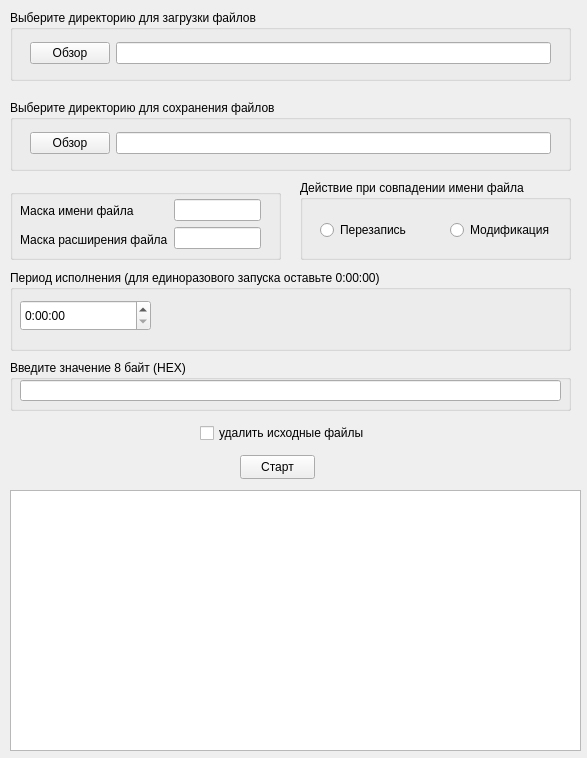
Qt form Widgets/MainWindow/mainwindow.ui (NISSAN-180SX-NISMO/BinaryFileModifier) before a commit.
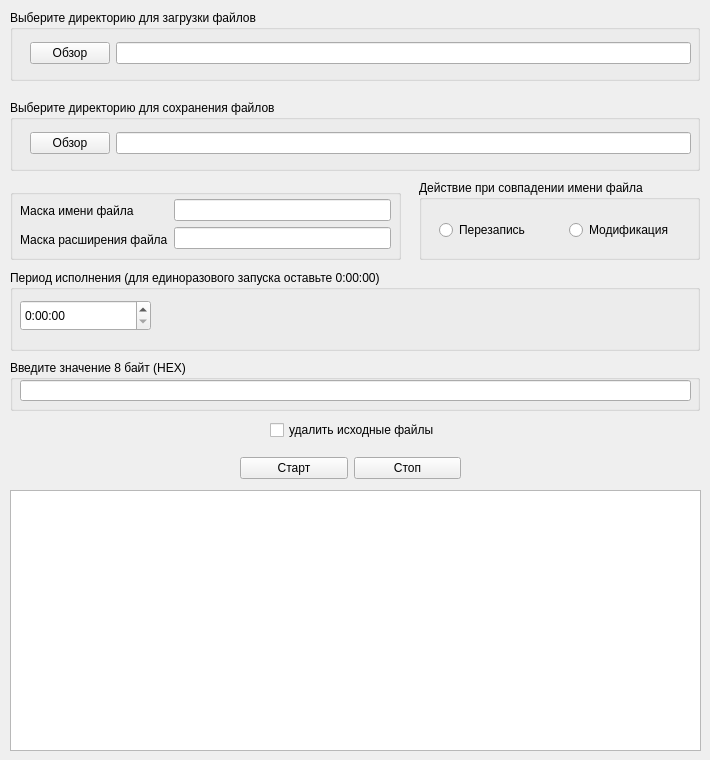
The same form after that commit.

```diff
--- a/Widgets/MainWindow/mainwindow.ui
+++ b/Widgets/MainWindow/mainwindow.ui
@@ -6,8 +6,8 @@
    <rect>
     <x>0</x>
     <y>0</y>
-    <width>587</width>
-    <height>758</height>
+    <width>710</width>
+    <height>760</height>
    </rect>
   </property>
   <property name="windowTitle">
@@ -22,7 +22,7 @@
      <rect>
       <x>10</x>
       <y>10</y>
-      <width>561</width>
+      <width>690</width>
       <height>71</height>
      </rect>
     </property>
@@ -34,7 +34,7 @@
       <rect>
        <x>20</x>
        <y>30</y>
-       <width>521</width>
+       <width>661</width>
        <height>26</height>
       </rect>
      </property>
@@ -57,7 +57,7 @@
      <rect>
       <x>10</x>
       <y>100</y>
-      <width>561</width>
+      <width>690</width>
       <height>71</height>
      </rect>
     </property>
@@ -69,7 +69,7 @@
       <rect>
        <x>20</x>
        <y>30</y>
-       <width>521</width>
+       <width>661</width>
        <height>26</height>
       </rect>
      </property>
@@ -90,8 +90,8 @@
    <widget class="QCheckBox" name="needRemoveSourceFilesCheckBox">
     <property name="geometry">
      <rect>
-      <x>200</x>
-      <y>423</y>
+      <x>270</x>
+      <y>420</y>
       <width>171</width>
       <height>20</height>
      </rect>
@@ -103,9 +103,9 @@
    <widget class="QGroupBox" name="groupBox_3">
     <property name="geometry">
      <rect>
-      <x>300</x>
+      <x>419</x>
       <y>180</y>
-      <width>271</width>
+      <width>281</width>
       <height>80</height>
      </rect>
     </property>
@@ -144,7 +144,7 @@
      <rect>
       <x>10</x>
       <y>189</y>
-      <width>271</width>
+      <width>391</width>
       <height>71</height>
      </rect>
     </property>
@@ -156,7 +156,7 @@
       <rect>
        <x>10</x>
        <y>10</y>
-       <width>241</width>
+       <width>371</width>
        <height>52</height>
       </rect>
      </property>
@@ -197,7 +197,7 @@
      <rect>
       <x>10</x>
       <y>270</y>
-      <width>561</width>
+      <width>690</width>
       <height>81</height>
      </rect>
     </property>
@@ -242,7 +242,7 @@
      <rect>
       <x>10</x>
       <y>360</y>
-      <width>561</width>
+      <width>690</width>
       <height>51</height>
      </rect>
     </property>
@@ -254,35 +254,48 @@
       <rect>
        <x>10</x>
        <y>20</y>
-       <width>541</width>
+       <width>671</width>
        <height>21</height>
       </rect>
      </property>
     </widget>
    </widget>
-   <widget class="QPushButton" name="startPushButton">
-    <property name="geometry">
-     <rect>
-      <x>240</x>
-      <y>455</y>
-      <width>75</width>
-      <height>24</height>
-     </rect>
-    </property>
-    <property name="text">
-     <string>Старт</string>
-    </property>
-   </widget>
    <widget class="QTextBrowser" name="logTextBrowser">
     <property name="geometry">
      <rect>
       <x>10</x>
       <y>490</y>
-      <width>571</width>
+      <width>691</width>
       <height>261</height>
      </rect>
     </property>
    </widget>
+   <widget class="QWidget" name="">
+    <property name="geometry">
+     <rect>
+      <x>240</x>
+      <y>455</y>
+      <width>221</width>
+      <height>26</height>
+     </rect>
+    </property>
+    <layout class="QHBoxLayout" name="horizontalLayout_4">
+     <item>
+      <widget class="QPushButton" name="startPushButton">
+       <property name="text">
+        <string>Старт</string>
+       </property>
+      </widget>
+     </item>
+     <item>
+      <widget class="QPushButton" name="stopPushButton">
+       <property name="text">
+        <string>Стоп</string>
+       </property>
+      </widget>
+     </item>
+    </layout>
+   </widget>
   </widget>
  </widget>
  <resources/>
```
